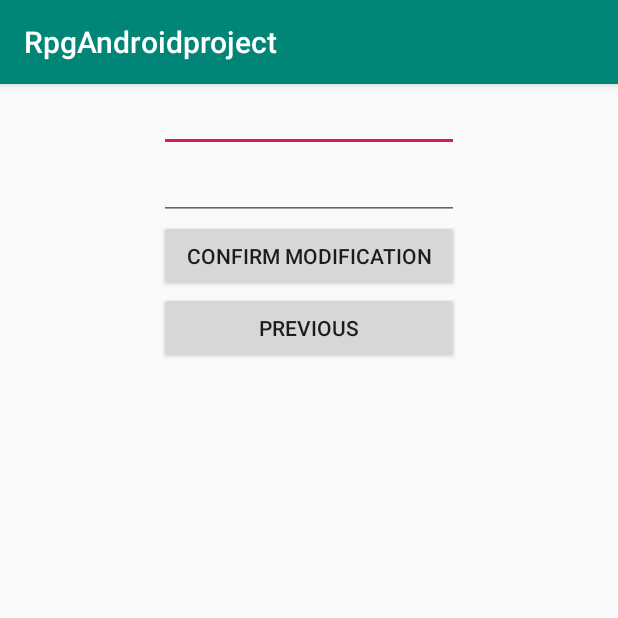
After one commit to Tenshi25/RPGAndroidProject, an Android app: the formModifPersonnage screen opened directly, with no data from a screen before it, on a phone screen of 412 x 824 dp, the top half of it. The commit adds this screen. Run offline under Robolectric (Android 15) with nearby library versions, the phone set to English and light mode, and no system bars.

Commit message:
Liste de Personnage fonctionne + Modification personnage.

```diff
--- a/app/src/main/AndroidManifest.xml
+++ b/app/src/main/AndroidManifest.xml
@@ -13,7 +13,8 @@
         android:supportsRtl="true"
         android:theme="@style/AppTheme"
         tools:ignore="GoogleAppIndexingWarning">
-        <activity android:name=".activite.testListView"></activity>
+        <activity android:name=".activite.formModifPersonnage"></activity>
+        <activity android:name=".activite.testListView" />
         <activity android:name=".activite.formAjoutPersonnage" />
         <activity android:name=".activite.pageChoixPerso" />
         <activity android:name=".activite.formInscription" />
--- /dev/null
+++ b/app/src/main/java/master/ccm/rpgandroidproject/activite/formModifPersonnage.java
@@ -0,0 +1,51 @@
+package master.ccm.rpgandroidproject.activite;
+
+import android.content.Intent;
+import android.support.v7.app.AppCompatActivity;
+import android.os.Bundle;
+import android.view.View;
+import android.widget.EditText;
+import android.widget.Toast;
+
+import master.ccm.rpgandroidproject.Entity.Personnage;
+import master.ccm.rpgandroidproject.R;
+import master.ccm.rpgandroidproject.manager.BDDManager;
+
+public class formModifPersonnage extends AppCompatActivity {
+    private EditText champNomModif;
+    private EditText champPrenomModif;
+    private String idPersonnage;
+    @Override
+    protected void onCreate(Bundle savedInstanceState) {
+        super.onCreate(savedInstanceState);
+        setContentView(R.layout.activity_form_modif_personnage);
+        champNomModif =findViewById(R.id.id_nomModifPerso);
+        champPrenomModif= findViewById(R.id.id_prenomModifPerso);
+        Intent intent = getIntent();
+
+        idPersonnage = intent.getStringExtra("idPersonnage");
+        champPrenomModif.setText(intent.getStringExtra("prenomPersonnage"));
+        champNomModif.setText(intent.getStringExtra("nomPersonnage"));
+    }
+
+    public void onclickRetour(View view) {
+        Intent monIntent = new Intent (this, pageChoixPerso.class);
+        startActivity(monIntent);
+    }
+
+    public void onClickConfirmModif(View view) {
+
+        BDDManager bddManager = new BDDManager();
+        Personnage unPersonnage = new Personnage();
+        unPersonnage.setNom(champNomModif.getText().toString());
+        unPersonnage.setPrenom(champPrenomModif.getText().toString());
+        unPersonnage.setId(idPersonnage);
+        bddManager.ModifPersonnage(unPersonnage, this);
+    }
+    public void ModifSucess() {
+        Toast.makeText(this,"Le personnage "+champNomModif.getText().toString()+"a été modifier", Toast.LENGTH_SHORT);
+        Intent monIntent = new Intent (this, pageChoixPerso.class);
+        startActivity(monIntent);
+    }
+
+}
--- /dev/null
+++ b/app/src/main/res/layout/activity_form_modif_personnage.xml
@@ -0,0 +1,58 @@
+<?xml version="1.0" encoding="utf-8"?>
+<android.support.constraint.ConstraintLayout xmlns:android="http://schemas.android.com/apk/res/android"
+    xmlns:app="http://schemas.android.com/apk/res-auto"
+    xmlns:tools="http://schemas.android.com/tools"
+    android:layout_width="match_parent"
+    android:layout_height="match_parent"
+    tools:context=".activite.formModifPersonnage">
+
+    <ScrollView
+        android:layout_width="match_parent"
+        android:layout_height="match_parent">
+
+        <LinearLayout
+            android:layout_width="match_parent"
+            android:layout_height="wrap_content"
+            android:gravity="center"
+            android:orientation="vertical">
+
+            <EditText
+                android:id="@+id/id_prenomModifPerso"
+                android:layout_width="200dp"
+                android:layout_height="wrap_content"
+                android:ems="10"
+                android:inputType="textPersonName"
+                android:text="Name"
+                android:textAlignment="center" />
+
+            <EditText
+                android:id="@+id/id_nomModifPerso"
+                android:layout_width="200dp"
+                android:layout_height="wrap_content"
+                android:ems="10"
+                android:inputType="textPersonName"
+                android:text="LastName"
+                android:textAlignment="center"
+                app:layout_constraintEnd_toEndOf="parent"
+                app:layout_constraintStart_toStartOf="parent"
+                tools:layout_editor_absoluteY="114dp" />
+
+            <Button
+                android:id="@+id/button2"
+                android:layout_width="200dp"
+                android:layout_height="wrap_content"
+                android:onClick="onClickConfirmModif"
+                android:text="@string/bt_Confirmation_modif"
+                android:textAlignment="center" />
+
+            <Button
+                android:id="@+id/button"
+                android:layout_width="200dp"
+                android:layout_height="wrap_content"
+                android:onClick="onclickRetour"
+                android:text="@string/previous"
+                android:textAlignment="center" />
+        </LinearLayout>
+    </ScrollView>
+
+</android.support.constraint.ConstraintLayout>
--- /dev/null
+++ b/app/src/main/res/values/dimens.xml
@@ -0,0 +1,3 @@
+<resources>
+    <dimen name="fab_margin">16dp</dimen>
+</resources>
--- a/app/src/main/res/values/strings.xml
+++ b/app/src/main/res/values/strings.xml
@@ -18,4 +18,6 @@
     <string name="previous">Previous</string>
     <string name="bt_CreateNewCharacter">New character</string>
     <string name="Titre_listePersonnage">select a character</string>
+    <string name="title_activity_form_modif_perso">formModifPerso</string>
+    <string name="bt_Confirmation_modif">Confirm Modification</string>
 </resources>
```
Also changed, not shown: app/src/main/java/master/ccm/rpgandroidproject/activite/pageChoixPerso.java (+10 -0 lines), app/src/main/java/master/ccm/rpgandroidproject/manager/BDDManager.java (+26 -0 lines), app/src/main/res/values/styles.xml (+9 -0 lines), 2 other files.
